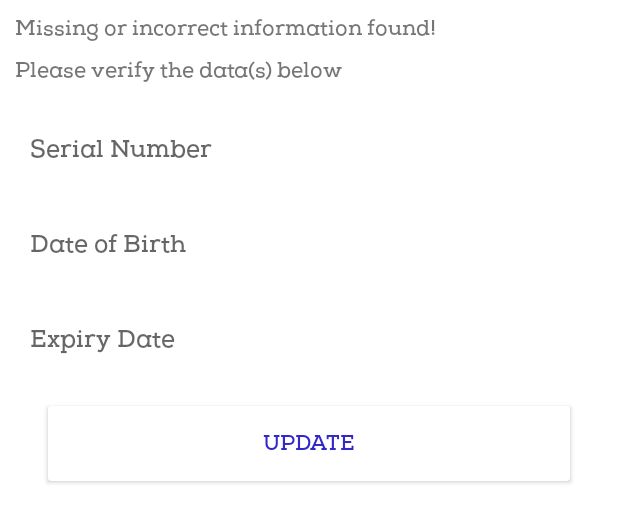
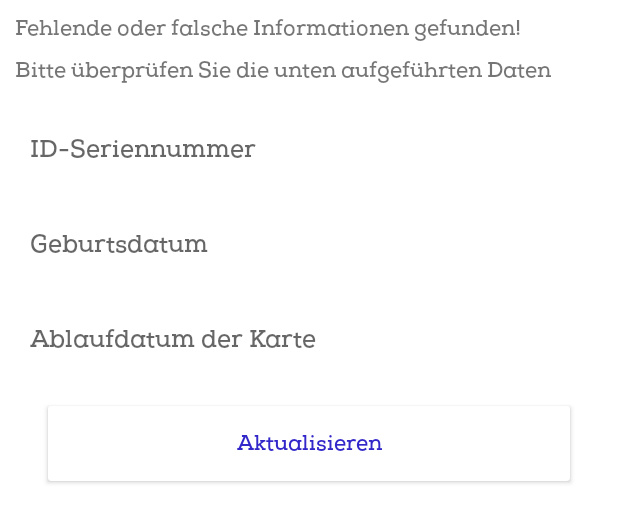
Before and after one commit to Identify24/IdentifySampleApp, an Android app: the layout fragment_dialog_nfc_missing_data.xml on its own in the app's theme, with its tools: preview values and no code run, on a phone screen of 412 x 824 dp. Shown: the top 523 px of the screen. Run offline under Robolectric (Android 15) with nearby library versions, the phone set to English and light mode, and no system bars.

Commit message:
Updated 1.5.0
Added missing translations for nfc update screen and build gradle updated

```diff
--- a/design/src/main/res/layout/fragment_dialog_nfc_missing_data.xml
+++ b/design/src/main/res/layout/fragment_dialog_nfc_missing_data.xml
@@ -10,7 +10,7 @@
         android:paddingStart="10dp"
         android:layout_marginTop="10dp"
         android:fontFamily="@font/nexa_slab_bold"
-        android:text="Missing or incorrect information found!" />
+        android:text="@string/missing_information" />
 
     <TextView
         android:id="@+id/tvMissingDataMessage"
@@ -19,7 +19,7 @@
         android:paddingStart="10dp"
         android:fontFamily="@font/nexa_slab_bold"
         android:layout_marginTop="10dp"
-        android:text="Please verify the data(s) below"
+        android:text="@string/verify_data_below"
         android:layout_below="@id/tvMissingDataTitle"/>
 
     <EditText
@@ -27,7 +27,7 @@
         android:layout_width="match_parent"
         android:layout_height="48dp"
         android:layout_marginTop="20dp"
-        android:hint="Serial Number"
+        android:hint="@string/id_serial_no"
         android:paddingStart="20dp"
         android:imeOptions="actionNext"
         android:singleLine="true"
@@ -41,7 +41,7 @@
         android:id="@+id/tvDateOfBirth"
         android:layout_width="match_parent"
         android:layout_height="48dp"
-        android:hint="Date of Birth"
+        android:hint="@string/birth_day"
         android:gravity="center_vertical"
         android:textSize="16sp"
         android:fontFamily="@font/nexa_slab_bold"
@@ -57,7 +57,7 @@
         android:layout_height="48dp"
         android:layout_marginTop="15dp"
         android:gravity="center_vertical"
-        android:hint="Expiry Date"
+        android:hint="@string/card_expiry_date"
         android:fontFamily="@font/nexa_slab_bold"
         android:textSize="16sp"
         android:paddingStart="20dp"
@@ -81,7 +81,7 @@
             android:layout_height="match_parent"
             android:fontFamily="@font/nexa_slab_bold"
             android:gravity="center"
-            android:text="UPDATE"
+            android:text="@string/update"
             android:textColor="@color/colorDarkBlue" />
 
     </androidx.cardview.widget.CardView>
--- a/design/src/main/res/values/string.xml
+++ b/design/src/main/res/values/string.xml
@@ -173,4 +173,7 @@ sag das Wort auf dem Bild</string>
     <string name="selfie_verification_error">Sie haben ausreichend Versuche unternommen, Vielen Dank.</string>
     <string name="nfc_comparison_error">Ihre Formular und NFC Daten stimmen nicht überein. Bitte nehmen Sie das korrekte Ausweisfoto erneut auf.</string>
     <string name="nfc_verification_error">Ihre Identifikationsdaten stimmen nicht mit den Angaben im Formular überein. Sie haben ausreichend Versuche unternommen, Vielen Dank.</string>
+    <string name="missing_information">Fehlende oder falsche Informationen gefunden!</string>
+    <string name="verify_data_below">Bitte überprüfen Sie die unten aufgeführten Daten</string>
+    <string name="update">Aktualisieren</string>
 </resources>
```
Also changed, not shown: 4 other files.
